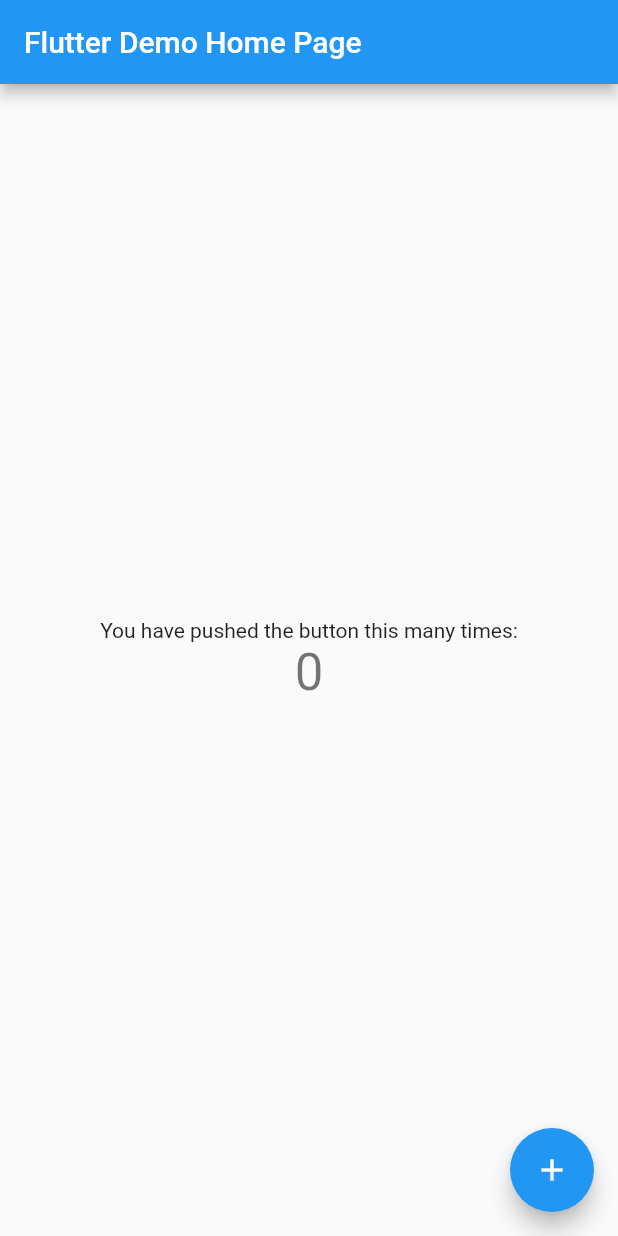
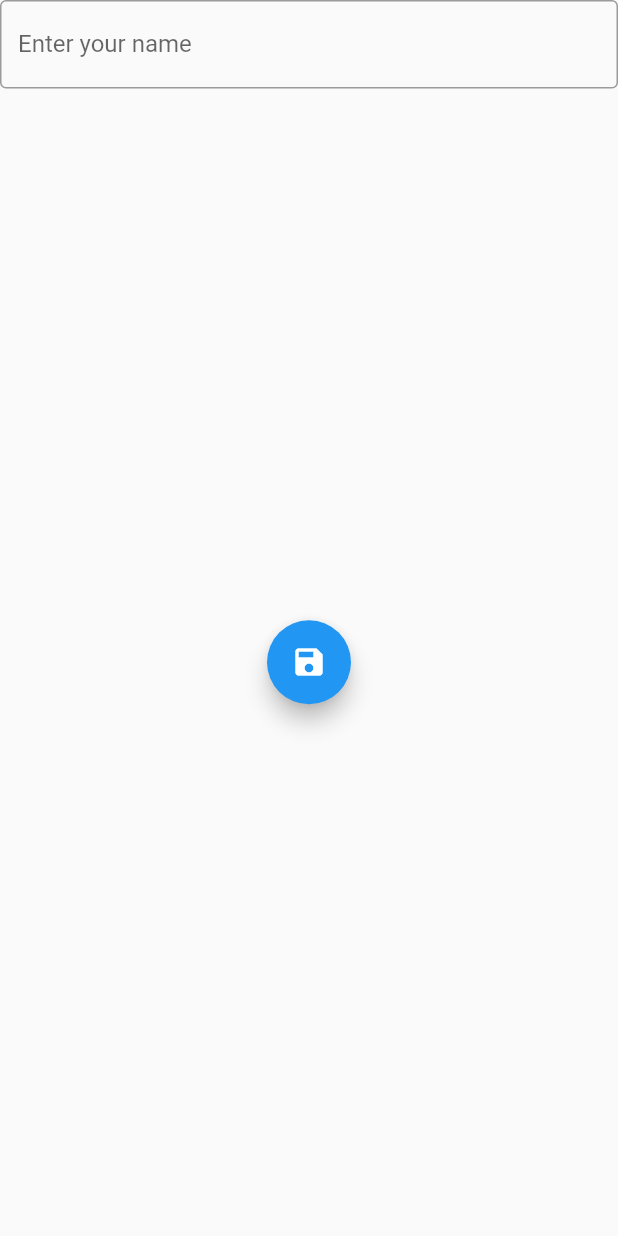
Before and after one commit to nyto9999-flutter/river, a Flutter app: the screen it shows after launch, on a phone screen of 412 x 824 dp. Run offline on Flutter 3.47's test engine with Material 2 defaults, Android fonts, the phone set to English and light mode, and no system bars; our stand-ins replace flutter_riverpod, logger, riverpod, shared_preferences.

Commit message:
pref example

```diff
--- a/lib/main.dart
+++ b/lib/main.dart
@@ -1,115 +1,82 @@
 import 'package:flutter/material.dart';
+import 'package:flutter_riverpod/flutter_riverpod.dart';
+import 'package:logger/logger.dart';
+import 'package:riverpod/riverpod.dart';
 
-void main() {
-  runApp(const MyApp());
+import 'package:shared_preferences/shared_preferences.dart';
+
+final log = Logger(printer: PrettyPrinter(methodCount: 0));
+
+final sharedPreferencesProvider = Provider<SharedPreferences>((ref) {
+  throw UnimplementedError();
+});
+
+final repoProvider = Provider<Repo>((ref) {
+  final storage = ref.watch(sharedPreferencesProvider);
+  return Repo(storage);
+});
+
+class Repo {
+  final SharedPreferences sharedPreferences;
+
+  Repo(this.sharedPreferences) {
+    log.i('(REPO) init');
+  }
+
+  String getString(String key) {
+    return sharedPreferences.getString(key) ?? '';
+  }
+
+  Future<void> setString(String key, String value) {
+    return sharedPreferences.setString(key, value);
+  }
 }
 
-class MyApp extends StatelessWidget {
-  const MyApp({super.key});
+const kIsStorageKey = 'key';
+Future<void> main() async {
+  WidgetsFlutterBinding.ensureInitialized();
 
-  // This widget is the root of your application.
-  @override
-  Widget build(BuildContext context) {
+  final sharedPreferences = await SharedPreferences.getInstance();
+
+  runApp(
+    ProviderScope(
+      overrides: [
+        sharedPreferencesProvider.overrideWithValue(sharedPreferences),
+      ],
+      child: const HomePage(),
+    ),
+  );
+}
+
+class HomePage extends ConsumerWidget {
+  const HomePage({super.key});
+
+  Widget build(BuildContext context, WidgetRef ref) {
+    final repo = ref.watch(repoProvider);
+    final contr = TextEditingController(text: repo.getString(kIsStorageKey));
     return MaterialApp(
-      title: 'Flutter Demo',
-      theme: ThemeData(
-        // This is the theme of your application.
-        //
-        // Try running your application with "flutter run". You'll see the
-        // application has a blue toolbar. Then, without quitting the app, try
-        // changing the primarySwatch below to Colors.green and then invoke
-        // "hot reload" (press "r" in the console where you ran "flutter run",
-        // or simply save your changes to "hot reload" in a Flutter IDE).
-        // Notice that the counter didn't reset back to zero; the application
-        // is not restarted.
-        primarySwatch: Colors.blue,
+      home: Scaffold(
+        body: Center(
+          child: Column(
+            children: [
+              TextField(
+                controller: contr,
+                decoration: const InputDecoration(
+                  border: OutlineInputBorder(),
+                  labelText: 'Enter your name',
+                ),
+              ),
+              Expanded(
+                  child: FloatingActionButton(
+                onPressed: () async {
+                  await repo.setString(kIsStorageKey, contr.text);
+                },
+                child: const Icon(Icons.save),
+              )),
+            ],
+          ),
+        ),
       ),
-      home: const MyHomePage(title: 'Flutter Demo Home Page'),
     );
   }
 }
-
-class MyHomePage extends StatefulWidget {
-  const MyHomePage({super.key, required this.title});
-
-  // This widget is the home page of your application. It is stateful, meaning
-  // that it has a State object (defined below) that contains fields that affect
-  // how it looks.
-
-  // This class is the configuration for the state. It holds the values (in this
-  // case the title) provided by the parent (in this case the App widget) and
-  // used by the build method of the State. Fields in a Widget subclass are
-  // always marked "final".
-
-  final String title;
-
-  @override
-  State<MyHomePage> createState() => _MyHomePageState();
-}
-
-class _MyHomePageState extends State<MyHomePage> {
-  int _counter = 0;
-
-  void _incrementCounter() {
-    setState(() {
-      // This call to setState tells the Flutter framework that something has
-      // changed in this State, which causes it to rerun the build method below
-      // so that the display can reflect the updated values. If we changed
-      // _counter without calling setState(), then the build method would not be
-      // called again, and so nothing would appear to happen.
-      _counter++;
-    });
-  }
-
-  @override
-  Widget build(BuildContext context) {
-    // This method is rerun every time setState is called, for instance as done
-    // by the _incrementCounter method above.
-    //
-    // The Flutter framework has been optimized to make rerunning build methods
-    // fast, so that you can just rebuild anything that needs updating rather
-    // than having to individually change instances of widgets.
-    return Scaffold(
-      appBar: AppBar(
-        // Here we take the value from the MyHomePage object that was created by
-        // the App.build method, and use it to set our appbar title.
-        title: Text(widget.title),
-      ),
-      body: Center(
-        // Center is a layout widget. It takes a single child and positions it
-        // in the middle of the parent.
-        child: Column(
-          // Column is also a layout widget. It takes a list of children and
-          // arranges them vertically. By default, it sizes itself to fit its
-          // children horizontally, and tries to be as tall as its parent.
-          //
-          // Invoke "debug painting" (press "p" in the console, choose the
-          // "Toggle Debug Paint" action from the Flutter Inspector in Android
-          // Studio, or the "Toggle Debug Paint" command in Visual Studio Code)
-          // to see the wireframe for each widget.
-          //
-          // Column has various properties to control how it sizes itself and
-          // how it positions its children. Here we use mainAxisAlignment to
-          // center the children vertically; the main axis here is the vertical
-          // axis because Columns are vertical (the cross axis would be
-          // horizontal).
-          mainAxisAlignment: MainAxisAlignment.center,
-          children: <Widget>[
-            const Text(
-              'You have pushed the button this many times:',
-            ),
-            Text(
-              '$_counter',
-              style: Theme.of(context).textTheme.headline4,
-            ),
-          ],
-        ),
-      ),
-      floatingActionButton: FloatingActionButton(
-        onPressed: _incrementCounter,
-        tooltip: 'Increment',
-        child: const Icon(Icons.add),
-      ), // This trailing comma makes auto-formatting nicer for build methods.
-    );
-  }
-}
--- a/pubspec.yaml
+++ b/pubspec.yaml
@@ -36,6 +36,9 @@
   # The following adds the Cupertino Icons font to your application.
   # Use with the CupertinoIcons class for iOS style icons.
   cupertino_icons: ^1.0.2
+  flutter_riverpod: ^2.1.3
+  shared_preferences: ^2.0.17
+  logger: ^1.1.0
 
 dev_dependencies:
   flutter_test:
```
Also changed, not shown: pubspec.lock, 1 other file.
